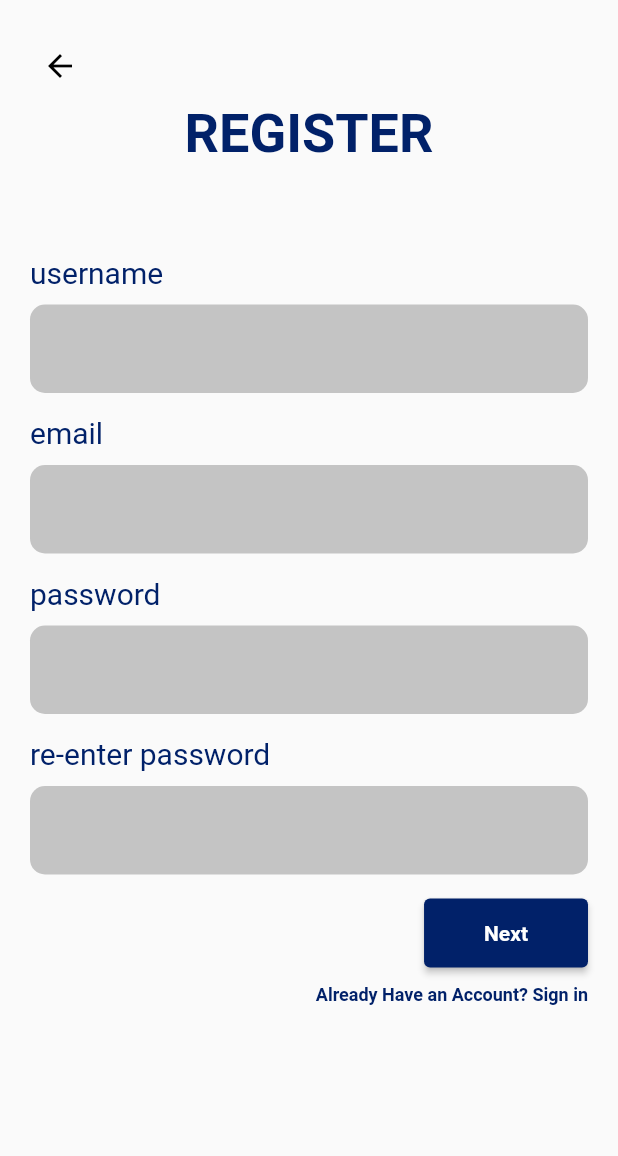
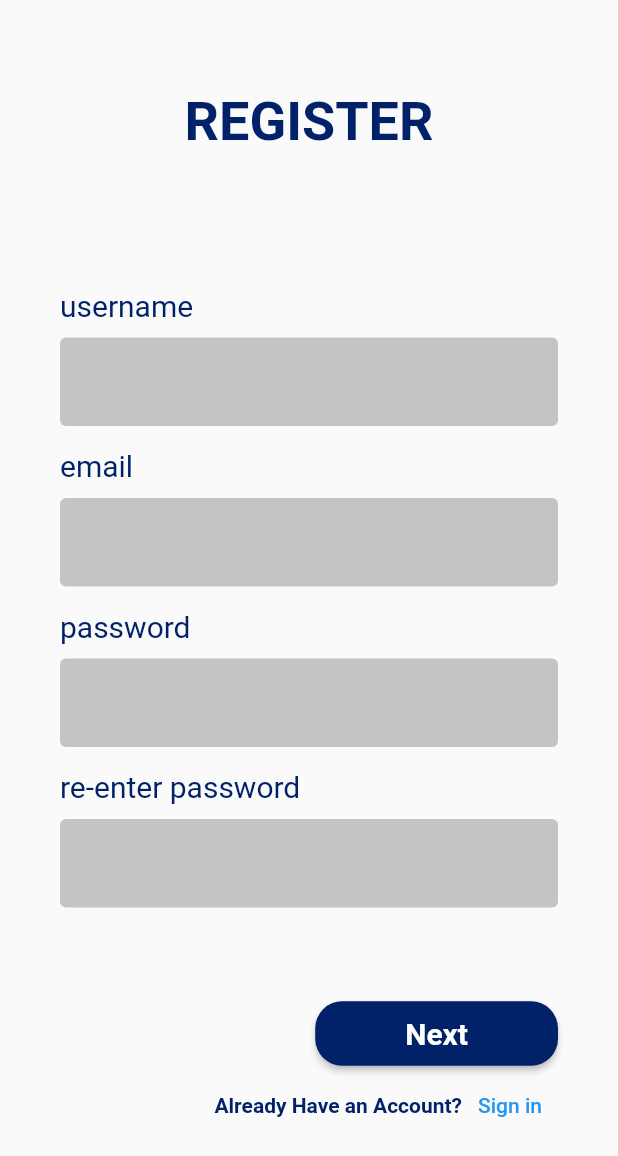
Before and after one commit to pipiipin/Rate-me, a Flutter app: the screen it shows after launch, after a tap on "Register", on a phone screen of 412 x 824 dp. Shown: the top 1156 px of the screen. Run offline on Flutter 3.47's test engine with Material 2 defaults, Android fonts, the phone set to English and light mode, and no system bars; our stand-ins replace lottie.

Commit message:
[UPDATE] Login/Signup

```diff
--- a/rate_me/lib/main.dart
+++ b/rate_me/lib/main.dart
@@ -1,5 +1,7 @@
 import 'package:flutter/material.dart';
 import 'package:lottie/lottie.dart';
+import 'package:rate_me/screens/default.dart';
+
 // import 'package:rate_me/components/bottombar.dart';
 import 'package:rate_me/screens/login.dart';
 import 'package:rate_me/screens/signup.dart';
@@ -19,24 +21,24 @@ class MyApp extends StatelessWidget {
       theme: ThemeData(
         primarySwatch: Colors.blue,
       ),
-      home: const SplashScreen(),
+      home: const IntroScreen(),
       routes: {
         SignupScreen.routeName: (context) => const SignupScreen(),
-        LoginScreen.routeName: (context) => const LoginScreen(),
+        SigninScreen.routeName: (context) => const SigninScreen(),
         ContentChoice.routeName: (context) => const ContentChoice(),
       },
     );
   }
 }
 
-class SplashScreen extends StatefulWidget {
-  const SplashScreen({Key? key}) : super(key: key);
+class IntroScreen extends StatefulWidget {
+  const IntroScreen({Key? key}) : super(key: key);
 
   @override
-  State<SplashScreen> createState() => _SplashScreenState();
+  State<IntroScreen> createState() => _IntroScreenState();
 }
 
-class _SplashScreenState extends State<SplashScreen>
+class _IntroScreenState extends State<IntroScreen>
     with TickerProviderStateMixin {
   late AnimationController _openingController;
   bool logoAnimated = false;
@@ -122,9 +124,9 @@ class _BottomPart extends StatelessWidget {
             const SizedBox(height: 30.0),
             ElevatedButton(
               onPressed: () => Navigator.push(context,
-                  MaterialPageRoute(builder: (context) => const LoginScreen())),
+                  MaterialPageRoute(builder: (context) => const SigninScreen())),
               child: const Text(
-                'Login',
+                'Log in',
                 style: TextStyle(
                   fontSize: 20,
                   fontWeight: FontWeight.bold,
--- a/rate_me/lib/screens/signup.dart
+++ b/rate_me/lib/screens/signup.dart
@@ -16,21 +16,13 @@ class _SignupScreen extends State<SignupScreen> {
   @override
   Widget build(BuildContext context) {
     return Scaffold(
-      body: Container(
-        padding: const EdgeInsets.all(20),
-        child: Column(
+      body: Stack(
+        children: [
+          Column(
             mainAxisAlignment: MainAxisAlignment.start,
             children: <Widget>[
-            Align(
-              alignment: Alignment.centerLeft,
-              child: IconButton(
-                icon: const Icon(Icons.arrow_back, color: Colors.black),
-                onPressed: () => Navigator.of(context).pop(),
-                alignment: Alignment.centerLeft,
-              ),
-            ),
               Container(
-              padding: const EdgeInsets.symmetric(horizontal: 40),
+                padding: const EdgeInsets.only(top: 60),
                 child: const Text(
                   "REGISTER",
                   style: TextStyle(
@@ -41,9 +33,11 @@ class _SignupScreen extends State<SignupScreen> {
                 ),
               ),
               const SizedBox(
-              height: 60,
+                height: 50,
               ),
-            Form(
+              Container(
+                padding: const EdgeInsets.all(40),
+                child: Form(
                   key: _formKey,
                   child: Column(
                     children: [
@@ -52,7 +46,8 @@ class _SignupScreen extends State<SignupScreen> {
                         child: Text(
                           "username",
                           style: TextStyle(
-                          color: Color.fromARGB(255, 1, 33, 105), fontSize: 20),
+                              color: Color.fromARGB(255, 1, 33, 105),
+                              fontSize: 20),
                           textAlign: TextAlign.left,
                         ),
                       ),
@@ -67,11 +62,10 @@ class _SignupScreen extends State<SignupScreen> {
                           return null;
                         },
                         maxLines: 1,
-                    decoration: InputDecoration(
-                      fillColor: const Color.fromARGB(255, 196, 196, 196),
+                        decoration: const InputDecoration(
+                          fillColor: Color.fromARGB(255, 196, 196, 196),
                           filled: true,
                           border: OutlineInputBorder(
-                        borderRadius: BorderRadius.circular(10),
                             borderSide: BorderSide.none,
                           ),
                         ),
@@ -84,7 +78,8 @@ class _SignupScreen extends State<SignupScreen> {
                         child: Text(
                           "email",
                           style: TextStyle(
-                          color: Color.fromARGB(255, 1, 33, 105), fontSize: 20),
+                              color: Color.fromARGB(255, 1, 33, 105),
+                              fontSize: 20),
                           textAlign: TextAlign.left,
                         ),
                       ),
@@ -99,11 +94,10 @@ class _SignupScreen extends State<SignupScreen> {
                           return null;
                         },
                         maxLines: 1,
-                    decoration: InputDecoration(
-                      fillColor: const Color.fromARGB(255, 196, 196, 196),
+                        decoration: const InputDecoration(
+                          fillColor: Color.fromARGB(255, 196, 196, 196),
                           filled: true,
                           border: OutlineInputBorder(
-                        borderRadius: BorderRadius.circular(10),
                             borderSide: BorderSide.none,
                           ),
                         ),
@@ -116,7 +110,8 @@ class _SignupScreen extends State<SignupScreen> {
                         child: Text(
                           "password",
                           style: TextStyle(
-                          color: Color.fromARGB(255, 1, 33, 105), fontSize: 20),
+                              color: Color.fromARGB(255, 1, 33, 105),
+                              fontSize: 20),
                           textAlign: TextAlign.left,
                         ),
                       ),
@@ -132,11 +127,10 @@ class _SignupScreen extends State<SignupScreen> {
                         },
                         maxLines: 1,
                         obscureText: true,
-                    decoration: InputDecoration(
+                        decoration: const InputDecoration(
                           fillColor: Color.fromARGB(255, 196, 196, 196),
                           filled: true,
                           border: OutlineInputBorder(
-                        borderRadius: BorderRadius.circular(10),
                             borderSide: BorderSide.none,
                           ),
                         ),
@@ -149,7 +143,8 @@ class _SignupScreen extends State<SignupScreen> {
                         child: Text(
                           "re-enter password",
                           style: TextStyle(
-                          color: Color.fromARGB(255, 1, 33, 105), fontSize: 20),
+                              color: Color.fromARGB(255, 1, 33, 105),
+                              fontSize: 20),
                           textAlign: TextAlign.left,
                         ),
                       ),
@@ -165,20 +160,16 @@ class _SignupScreen extends State<SignupScreen> {
                         },
                         maxLines: 1,
                         obscureText: true,
-                    decoration: InputDecoration(
-                      fillColor: const Color.fromARGB(255, 196, 196, 196),
+                        decoration: const InputDecoration(
+                          fillColor: Color.fromARGB(255, 196, 196, 196),
                           filled: true,
                           border: OutlineInputBorder(
-                        borderRadius: BorderRadius.circular(10),
                             borderSide: BorderSide.none,
                           ),
                         ),
                       ),
-                ],
-              ),
-            ),
                       const SizedBox(
-              height: 15,
+                        height: 60,
                       ),
                       Container(
                         alignment: Alignment.centerRight,
@@ -188,45 +179,65 @@ class _SignupScreen extends State<SignupScreen> {
                               Navigator.push(
                                   context,
                                   MaterialPageRoute(
-                            builder: (context) => const ContentChoice()));
+                                      builder: (context) =>
+                                          const ContentChoice()));
                             }
                           },
-                style: ElevatedButton.styleFrom(
-                  padding: const EdgeInsets.fromLTRB(40, 15, 40, 15),
-                  primary: const Color.fromARGB(255, 1, 33, 105),
+                          style: ButtonStyle(
+                            padding: MaterialStateProperty.all<EdgeInsets>(
+                              const EdgeInsets.fromLTRB(60, 10, 60, 10),
+                            ),
+                            backgroundColor: MaterialStateProperty.all<Color>(
+                                const Color.fromARGB(255, 1, 33, 105)),
+                            shape: MaterialStateProperty.all<
+                                RoundedRectangleBorder>(
+                              RoundedRectangleBorder(
+                                borderRadius: BorderRadius.circular(18.0),
+                              ),
+                            ),
                           ),
                           child: const Text(
                             'Next',
                             style: TextStyle(
+                              fontSize: 20,
                               color: Colors.white,
                               fontWeight: FontWeight.bold,
                             ),
                           ),
                         ),
                       ),
-            const SizedBox(
-              height: 10,
+                      Row(
+                        mainAxisAlignment: MainAxisAlignment.end,
+                        crossAxisAlignment: CrossAxisAlignment.center,
+                        mainAxisSize: MainAxisSize.max,
+                        children: [
+                          const Text(
+                            "Already Have an Account?",
+                            style: TextStyle(
+                              color: Color.fromARGB(255, 1, 33, 105),
+                              fontWeight: FontWeight.bold,
                             ),
-            Container(
-              alignment: Alignment.centerRight,
-              child: GestureDetector(
-                onTap: () => {
-                  Navigator.push(
+                          ),
+                          TextButton(
+                            onPressed: () {
+                              Navigator.pushReplacement(
                                 context,
                                 MaterialPageRoute(
-                          builder: (context) => const LoginScreen()))
+                                  builder: (context) => const SigninScreen(),
+                                ),
+                              );
                             },
-                child: const Text(
-                  "Already Have an Account? Sign in",
-                  style: TextStyle(
-                      fontSize: 12,
-                      fontWeight: FontWeight.bold,
-                      color: Color.fromARGB(255, 1, 33, 105)),
+                            child: const Text('Sign in'),
+                          ),
+                        ],
+                      ),
+                    ],
                   ),
                 ),
-            )
+              ),
             ],
           ),
+        ],
       ),
     );
   }
--- a/rate_me/lib/screens/welcome.dart
+++ b/rate_me/lib/screens/welcome.dart
@@ -1,5 +1,6 @@
 import 'package:flutter/material.dart';
 import 'package:lottie/lottie.dart';
+import 'package:rate_me/screens/default.dart';
 
 class WelcomeScreen extends StatefulWidget {
   const WelcomeScreen({
@@ -87,7 +88,7 @@ class _WelcomeScreen extends State<WelcomeScreen>
                         ..forward().whenComplete(() => Navigator.push(
                               context,
                               MaterialPageRoute(
-                                  builder: (context) => const HomePage()),
+                                  builder: (context) => const DefaultScreen()),
                             ));
                     },
                   ),
--- a/rate_me/pubspec.yaml
+++ b/rate_me/pubspec.yaml
@@ -58,6 +58,7 @@ flutter:
     - assets/popcorn.json
     - assets/cinema-clap.json
     - assets/redsuccess.json
+    - assets/movie_example.jpg
 
 
   # The following line ensures that the Material Icons font is
```
Also changed, not shown: rate_me/lib/screens/content.dart (+33 -6 lines), rate_me/lib/screens/login.dart (+40 -43 lines). Lines whose indentation alone changed are shown as unchanged.
